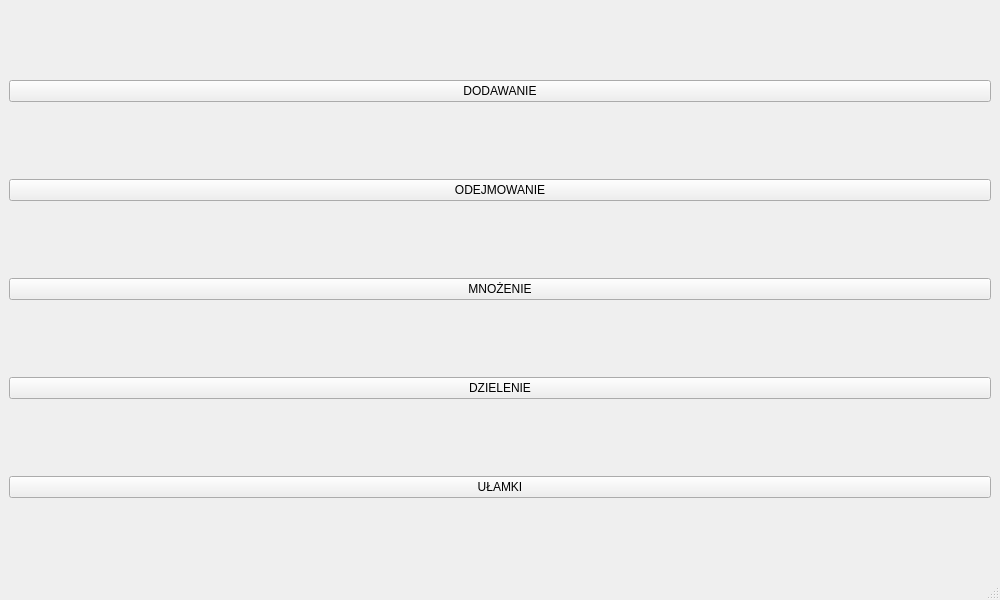
The window that menuglowne.ui (Kukulim/Matematyka) describes before a commit, drawn with Qt 5.
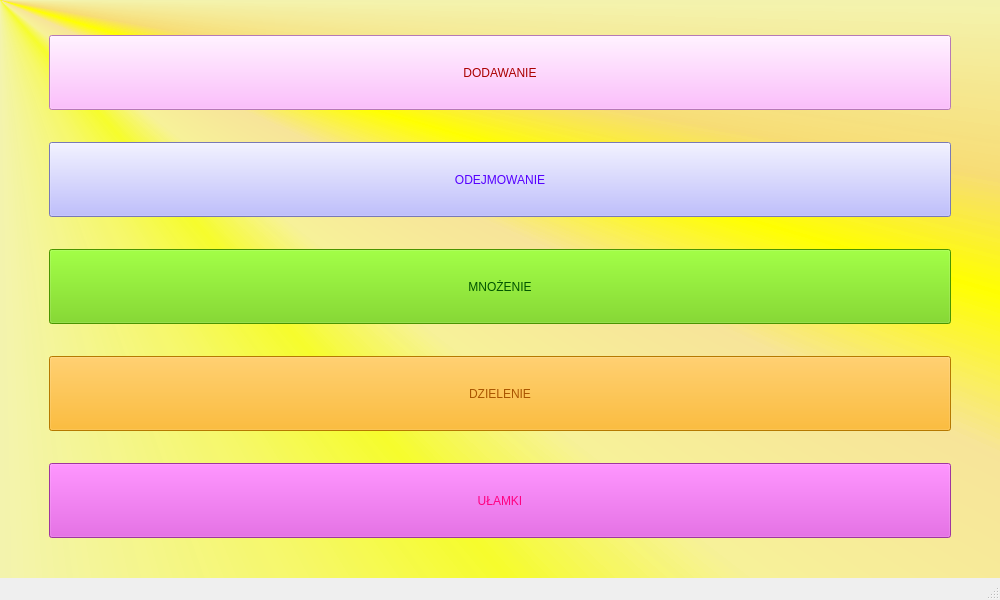
The same window after the commit.

What changed in the file:
```diff
--- a/menuglowne.ui
+++ b/menuglowne.ui
@@ -25,43 +25,136 @@
   <property name="windowTitle">
    <string>Matematyka v 0.1</string>
   </property>
+  <property name="styleSheet">
+   <string notr="true"/>
+  </property>
   <widget class="QWidget" name="centralwidget">
+   <property name="styleSheet">
+    <string notr="true">background-color:qconicalgradient(cx:0, cy:0, angle:135, stop:0 rgba(255, 255, 0, 69), stop:0.375 rgba(255, 255, 0, 69), stop:0.423533 rgba(251, 255, 0, 145), stop:0.45 rgba(247, 255, 0, 208), stop:0.477581 rgba(255, 244, 71, 130), stop:0.518717 rgba(255, 218, 71, 130), stop:0.55 rgba(255, 255, 0, 255), stop:0.57754 rgba(255, 203, 0, 130), stop:0.625 rgba(255, 255, 0, 69), stop:1 rgba(255, 255, 0, 69))</string>
+   </property>
    <layout class="QGridLayout" name="gridLayout">
-    <item row="2" column="0">
-     <widget class="QPushButton" name="mnozenieButton">
-      <property name="text">
-       <string>MNOŻENIE</string>
-      </property>
-     </widget>
-    </item>
-    <item row="1" column="0">
-     <widget class="QPushButton" name="odejmowanieButton">
-      <property name="text">
-       <string>ODEJMOWANIE</string>
-      </property>
-     </widget>
-    </item>
-    <item row="0" column="0">
+    <item row="0" column="1">
      <widget class="QPushButton" name="dodawanieButton">
+      <property name="minimumSize">
+       <size>
+        <width>0</width>
+        <height>75</height>
+       </size>
+      </property>
+      <property name="styleSheet">
+       <string notr="true">font: 26pt &quot;Comic Sans MS&quot;;
+color:rgb(170, 0, 0);
+background-color:rgb(255, 170, 255);</string>
+      </property>
       <property name="text">
        <string>DODAWANIE</string>
       </property>
      </widget>
     </item>
-    <item row="3" column="0">
+    <item row="2" column="1">
+     <widget class="QPushButton" name="mnozenieButton">
+      <property name="minimumSize">
+       <size>
+        <width>0</width>
+        <height>75</height>
+       </size>
+      </property>
+      <property name="styleSheet">
+       <string notr="true">font: 26pt &quot;Comic Sans MS&quot;;
+color:rgb(0, 85, 0);
+background-color:rgb(104, 208, 0);</string>
+      </property>
+      <property name="text">
+       <string>MNOŻENIE</string>
+      </property>
+     </widget>
+    </item>
+    <item row="3" column="1">
      <widget class="QPushButton" name="dzielenieButton">
+      <property name="minimumSize">
+       <size>
+        <width>0</width>
+        <height>75</height>
+       </size>
+      </property>
+      <property name="styleSheet">
+       <string notr="true">font: 26pt &quot;Comic Sans MS&quot;;
+color:rgb(170, 85, 0);
+background-color:rgb(255, 170, 0);</string>
+      </property>
       <property name="text">
        <string>DZIELENIE</string>
       </property>
      </widget>
     </item>
-    <item row="4" column="0">
+    <item row="1" column="1">
+     <widget class="QPushButton" name="odejmowanieButton">
+      <property name="minimumSize">
+       <size>
+        <width>0</width>
+        <height>75</height>
+       </size>
+      </property>
+      <property name="styleSheet">
+       <string notr="true">font: 26pt &quot;Comic Sans MS&quot;;
+color:rgb(85, 0, 255);
+background-color:rgb(170, 170, 255);</string>
+      </property>
+      <property name="text">
+       <string>ODEJMOWANIE</string>
+      </property>
+     </widget>
+    </item>
+    <item row="1" column="0">
+     <spacer name="horizontalSpacer">
+      <property name="orientation">
+       <enum>Qt::Horizontal</enum>
+      </property>
+      <property name="sizeType">
+       <enum>QSizePolicy::Maximum</enum>
+      </property>
+      <property name="sizeHint" stdset="0">
+       <size>
+        <width>40</width>
+        <height>20</height>
+       </size>
+      </property>
+     </spacer>
+    </item>
+    <item row="4" column="1">
      <widget class="QPushButton" name="ulamkiButton">
+      <property name="minimumSize">
+       <size>
+        <width>0</width>
+        <height>75</height>
+       </size>
+      </property>
+      <property name="styleSheet">
+       <string notr="true">font: 26pt &quot;Comic Sans MS&quot;;
+color:rgb(255, 0, 127);
+background-color:rgb(222, 74, 222);</string>
+      </property>
       <property name="text">
        <string>UŁAMKI</string>
       </property>
      </widget>
     </item>
+    <item row="1" column="2">
+     <spacer name="horizontalSpacer_2">
+      <property name="orientation">
+       <enum>Qt::Horizontal</enum>
+      </property>
+      <property name="sizeType">
+       <enum>QSizePolicy::Maximum</enum>
+      </property>
+      <property name="sizeHint" stdset="0">
+       <size>
+        <width>40</width>
+        <height>20</height>
+       </size>
+      </property>
+     </spacer>
+    </item>
    </layout>
   </widget>
   <widget class="QMenuBar" name="menubar">
```
